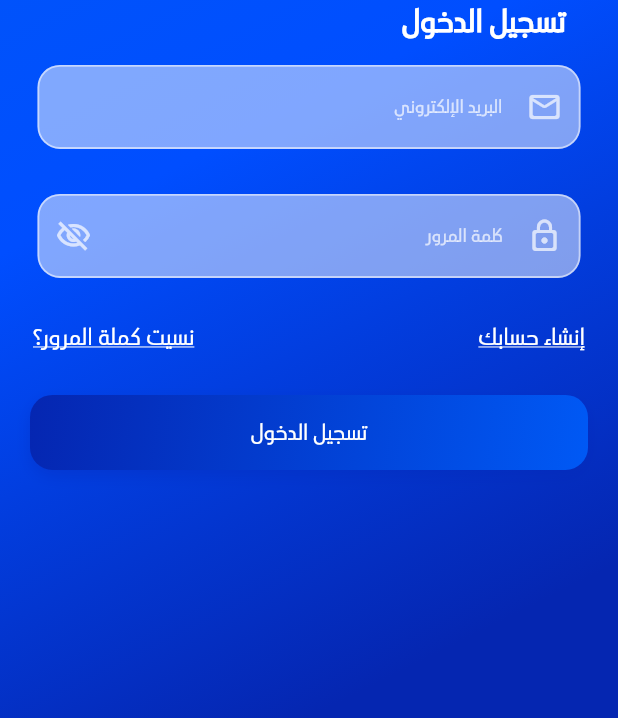
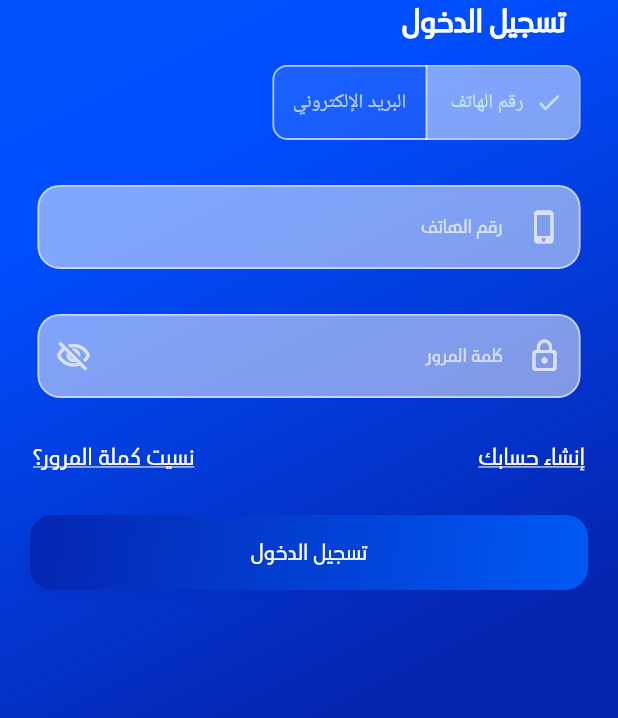
Before and after one commit to Nuhoud/Nuhoud-mobile-app, a Flutter app: the LoginPage screen opened by its route, on a phone screen of 412 x 824 dp, the part 518-1236 px from its top. Run offline on Flutter 3.47's test engine with Material 3 defaults, Android fonts, the light colour scheme and no system bars; our stand-ins replace dio, flutter_bloc, flutter_otp_text_field, get_it, go_router, pretty_dio_logger and 2 more; missing offline and left inert: phone_form_field; accounts and stored records are empty; project files that could hold a hidden picture were left out.

Commit message:
add phone or password option to the user

```diff
--- a/lib/core/utils/assets_data.dart
+++ b/lib/core/utils/assets_data.dart
@@ -2,4 +2,5 @@ class AssetsData {
   static const logo = 'assets/images/logo-white.png';
   static const mail = 'assets/images/message.png';
   static const forgetPassword = 'assets/images/forget-password.png';
+  static const verification = 'assets/images/verification-code.png';
 }
--- a/lib/core/utils/enums.dart
+++ b/lib/core/utils/enums.dart
@@ -1 +1,3 @@
 enum ValidationState { normal, email, password, phoneNumber, price }
+
+enum AuthType { email, phone }
--- a/lib/core/utils/routs.dart
+++ b/lib/core/utils/routs.dart
@@ -36,8 +36,9 @@ abstract class Routers {
         builder: (context, state) {
           final args = state.extra as VerificationArgs;
           return VerificationPage(
-            email: args.email,
+            email: args.emailOrPhone,
             isFromRegiter: args.isFromRegister,
+            selectedAuthType: args.selectedAuthType,
           );
         },
       ),
--- a/lib/core/widgets/custom_text_filed.dart
+++ b/lib/core/widgets/custom_text_filed.dart
@@ -31,15 +31,11 @@ class CustomTextField extends StatefulWidget {
 class _CustomTextFieldState extends State<CustomTextField> {
   @override
   void dispose() {
-    focusNode.dispose();
     super.dispose();
   }
 
   bool showPassowrd = false;
-  FocusNode focusNode = FocusNode();
-  Color fillColor = const Color(0xffF4F7FE);
-  Color labelTextColor = Colors.grey;
-  Color passwordIconColor = Colors.black87;
+
   Color textColor = Colors.black87;
   @override
   void initState() {
@@ -60,7 +56,6 @@ class _CustomTextFieldState extends State<CustomTextField> {
         textInputAction: TextInputAction.next,
         validator: widget.validatorFun,
         controller: widget.controller,
-        focusNode: focusNode,
         maxLines: widget.maxLine,
         obscureText: widget.isPassword ? !showPassowrd : false,
         decoration: InputDecoration(
--- a/lib/features/auth/presentation/views/login/widgets/login_form.dart
+++ b/lib/features/auth/presentation/views/login/widgets/login_form.dart
@@ -6,6 +6,8 @@ import '../../../../../../core/utils/enums.dart';
 import '../../../../../../core/utils/styles.dart';
 import '../../../../../../core/utils/validation.dart';
 import '../../../../../../core/widgets/custom_text_filed.dart';
+import '../../widgets/custom_segmented_button.dart';
+import '../../widgets/email_phone_text_field.dart';
 
 class LoginForm extends StatelessWidget {
   const LoginForm({
@@ -13,11 +15,17 @@ class LoginForm extends StatelessWidget {
     required GlobalKey<FormState> loginFormKey,
     required this.emailController,
     required this.passwordController,
+    required this.selectedAuthType,
+    required this.onAuthTypeChanged,
+    required this.phoneController,
   }) : _loginFormKey = loginFormKey;
 
   final GlobalKey<FormState> _loginFormKey;
   final TextEditingController emailController;
   final TextEditingController passwordController;
+  final AuthType selectedAuthType;
+  final ValueChanged<AuthType> onAuthTypeChanged;
+  final TextEditingController phoneController;
 
   @override
   Widget build(BuildContext context) {
@@ -37,13 +45,14 @@ class LoginForm extends StatelessWidget {
                     .copyWith(color: Colors.white, fontWeight: FontWeight.w700),
               ),
             ),
-            CustomTextField(
-                text: "email".tr(context),
-                isPassword: false,
-                prefixIcon: Icons.mail_outline_rounded,
-                validatorFun: (p0) =>
-                    Validator.validate(p0, ValidationState.email),
-                controller: emailController),
+            CustomSegmentedButton(
+              onAuthTypeChanged: onAuthTypeChanged,
+              selectedAuthType: selectedAuthType,
+            ),
+            EmailPhoneTextField(
+                selectedAuthType: selectedAuthType,
+                emailController: emailController,
+                phoneController: phoneController),
             CustomTextField(
                 text: "password".tr(context),
                 prefixIcon: Icons.lock_outline_rounded,
--- a/lib/features/auth/presentation/views/login/widgets/login_page_body.dart
+++ b/lib/features/auth/presentation/views/login/widgets/login_page_body.dart
@@ -2,9 +2,8 @@ import 'package:flutter/material.dart';
 import 'package:nuhoud/core/utils/app_localizations.dart';
 import 'package:nuhoud/core/widgets/gradient_container.dart';
 
-import 'package:phone_form_field/phone_form_field.dart';
-
 import '../../../../../../core/utils/app_constats.dart';
+import '../../../../../../core/utils/enums.dart';
 import '../../../../../../core/utils/styles.dart';
 import '../../widgets/app_logo_image.dart';
 import '../../../../../../core/widgets/custom_button.dart';
@@ -18,21 +17,30 @@ class LoginPageBody extends StatefulWidget {
 }
 
 class _LoginPageBodyState extends State<LoginPageBody> {
-  late final TextEditingController emailController;
-  late final TextEditingController passwordController;
-  late final PhoneController phoneController;
+  late final TextEditingController _emailController;
+  late final TextEditingController _passwordController;
+  late final TextEditingController _phoneController;
+  AuthType selectedAuthType = AuthType.phone;
   final GlobalKey<FormState> _loginFormKey = GlobalKey<FormState>();
   @override
   void initState() {
-    emailController = TextEditingController();
-    passwordController = TextEditingController();
+    _emailController = TextEditingController();
+    _passwordController = TextEditingController();
+    _phoneController = TextEditingController();
     super.initState();
+  }
+
+  void _handleAuthTypeChanged(AuthType newType) {
+    setState(() {
+      selectedAuthType = newType;
+    });
   }
 
   @override
   void dispose() {
-    emailController.dispose();
-    passwordController.dispose();
+    _emailController.dispose();
+    _passwordController.dispose();
+    _phoneController.dispose();
     super.dispose();
   }
 
@@ -45,9 +53,12 @@ class _LoginPageBodyState extends State<LoginPageBody> {
         children: [
           const AppLogoImage(),
           LoginForm(
+              onAuthTypeChanged: _handleAuthTypeChanged,
+              phoneController: _phoneController,
+              selectedAuthType: selectedAuthType,
               loginFormKey: _loginFormKey,
-              emailController: emailController,
-              passwordController: passwordController),
+              emailController: _emailController,
+              passwordController: _passwordController),
           const SignUpForgetPassWidget(),
           CustomButton(
               onPressed: () {
--- a/lib/features/auth/presentation/views/verification/verification_page.dart
+++ b/lib/features/auth/presentation/views/verification/verification_page.dart
@@ -1,12 +1,14 @@
 import 'package:flutter/material.dart';
+import 'package:nuhoud/core/utils/enums.dart';
 import 'package:nuhoud/features/auth/presentation/views/verification/widgets/verification_page_body.dart';
 
 class VerificationArgs {
-  final String email;
+  final String emailOrPhone;
   final bool isFromRegister;
-
+  final AuthType selectedAuthType;
   VerificationArgs({
-    required this.email,
+    required this.selectedAuthType,
+    required this.emailOrPhone,
     required this.isFromRegister,
   });
 }
@@ -14,13 +16,21 @@ class VerificationArgs {
 class VerificationPage extends StatelessWidget {
   final String email;
   final bool isFromRegiter;
+  final AuthType selectedAuthType;
   const VerificationPage(
-      {super.key, required this.email, required this.isFromRegiter});
+      {super.key,
+      required this.email,
+      required this.isFromRegiter,
+      required this.selectedAuthType});
 
   @override
   Widget build(BuildContext context) {
     return Scaffold(
-      body: VerificationPagebody(email: email, isFromRigster: isFromRegiter),
+      body: VerificationPagebody(
+        email: email,
+        isFromRigster: isFromRegiter,
+        selectedAuthType: selectedAuthType,
+      ),
     );
   }
 }
--- /dev/null
+++ b/lib/features/auth/presentation/views/widgets/custom_segmented_button.dart
@@ -0,0 +1,99 @@
+import 'package:flutter/material.dart';
+import 'package:nuhoud/core/utils/app_localizations.dart';
+
+import '../../../../../core/utils/app_colors.dart';
+import '../../../../../core/utils/app_constats.dart';
+import '../../../../../core/utils/enums.dart';
+import '../../../../../core/utils/styles.dart';
+
+class CustomSegmentedButton extends StatelessWidget {
+  final AuthType selectedAuthType;
+  final ValueChanged<AuthType> onAuthTypeChanged;
+  final double borderRadius;
+  final EdgeInsetsGeometry? padding;
+
+  const CustomSegmentedButton({
+    super.key,
+    this.borderRadius = 10.0,
+    this.padding,
+    required this.selectedAuthType,
+    required this.onAuthTypeChanged,
+  });
+
+  @override
+  Widget build(BuildContext context) {
+    return Theme(
+      data: Theme.of(context).copyWith(
+        segmentedButtonTheme: SegmentedButtonThemeData(
+          style: _customButtonStyle(context),
+        ),
+      ),
+      child: Padding(
+        padding:
+            padding ?? const EdgeInsets.symmetric(vertical: kVerticalPadding),
+        child: SegmentedButton<AuthType>(
+          style: const ButtonStyle(
+            tapTargetSize: MaterialTapTargetSize.shrinkWrap,
+          ),
+          segments: [
+            ButtonSegment(
+              value: AuthType.phone,
+              label: Text('phone_num'.tr(context)),
+            ),
+            ButtonSegment(
+              value: AuthType.email,
+              label: Text('email'.tr(context)),
+            ),
+          ],
+          selected: {selectedAuthType},
+          onSelectionChanged: (Set<AuthType> newSelection) {
+            onAuthTypeChanged(newSelection.first);
+          },
+        ),
+      ),
+    );
+  }
+
+  ButtonStyle _customButtonStyle(BuildContext context) {
+    return ButtonStyle(
+      backgroundColor: WidgetStateProperty.resolveWith<Color?>(
+        (Set<WidgetState> states) {
+          if (states.contains(WidgetState.selected)) {
+            return Colors.white.withValues(alpha: 0.5);
+          }
+          return Colors.white.withValues(alpha: 0.1);
+        },
+      ),
+      foregroundColor: WidgetStateProperty.resolveWith<Color?>(
+        (Set<WidgetState> states) {
+          return states.contains(WidgetState.selected)
+              ? AppColors.textColor
+              : Colors.white70;
+        },
+      ),
+      side: WidgetStateProperty.resolveWith<BorderSide?>(
+        (Set<WidgetState> states) {
+          return BorderSide(
+            color: states.contains(WidgetState.selected)
+                ? Colors.white70
+                : Colors.white54,
+            width: 1.2,
+          );
+        },
+      ),
+      shape: WidgetStateProperty.all<RoundedRectangleBorder>(
+        RoundedRectangleBorder(
+          borderRadius: BorderRadius.circular(borderRadius),
+        ),
+      ),
+      padding: WidgetStateProperty.all<EdgeInsetsGeometry>(
+        const EdgeInsets.symmetric(vertical: 16, horizontal: 12),
+      ),
+      textStyle: WidgetStateProperty.all<TextStyle>(
+        Styles.textStyle13.copyWith(
+          fontWeight: FontWeight.w500,
+        ),
+      ),
+    );
+  }
+}
--- /dev/null
+++ b/lib/features/auth/presentation/views/widgets/email_phone_text_field.dart
@@ -0,0 +1,37 @@
+import 'package:flutter/material.dart';
+import 'package:nuhoud/core/utils/app_localizations.dart';
+
+import '../../../../../core/utils/enums.dart';
+import '../../../../../core/utils/validation.dart';
+import '../../../../../core/widgets/custom_text_filed.dart';
+
+class EmailPhoneTextField extends StatelessWidget {
+  final AuthType selectedAuthType;
+  final TextEditingController emailController;
+  final TextEditingController phoneController;
+  const EmailPhoneTextField(
+      {super.key,
+      required this.selectedAuthType,
+      required this.emailController,
+      required this.phoneController});
+  @override
+  Widget build(BuildContext context) {
+    return selectedAuthType == AuthType.email
+        ? CustomTextField(
+            text: "email".tr(context),
+            isPassword: false,
+            prefixIcon: Icons.mail_outline_rounded,
+            validatorFun: (p0) => Validator.validate(p0, ValidationState.email),
+            controller: emailController,
+          )
+        : CustomTextField(
+            text: "phone_num".tr(context),
+            isPassword: false,
+            prefixIcon: Icons.phone_iphone_outlined,
+            keyboardType: TextInputType.phone,
+            validatorFun: (p0) =>
+                Validator.validate(p0, ValidationState.phoneNumber),
+            controller: phoneController,
+          );
+  }
+}
```
Also changed, not shown: assets/lang/ar.json (+5 -3 lines), lib/features/auth/presentation/views/register/widgets/register_form.dart (+16 -8 lines), lib/features/auth/presentation/views/register/widgets/register_page_body.dart (+18 -1 lines), lib/features/auth/presentation/views/reset_password/widgets/reset_password_form.dart (+23 -9 lines), lib/features/auth/presentation/views/reset_password/widgets/reset_password_page_body.dart (+14 -0 lines), lib/features/auth/presentation/views/verification/widgets/mail_image.dart (+8 -4 lines), lib/features/auth/presentation/views/verification/widgets/verification_msg.dart (+9 -4 lines), lib/features/auth/presentation/views/verification/widgets/verification_page_body.dart (+16 -4 lines), assets/images/verification-code.png (added), lib/features/auth/data/repo/auth_repo.dart (added), lib/features/auth/data/repo/auth_repo_iplm.dart (added).
